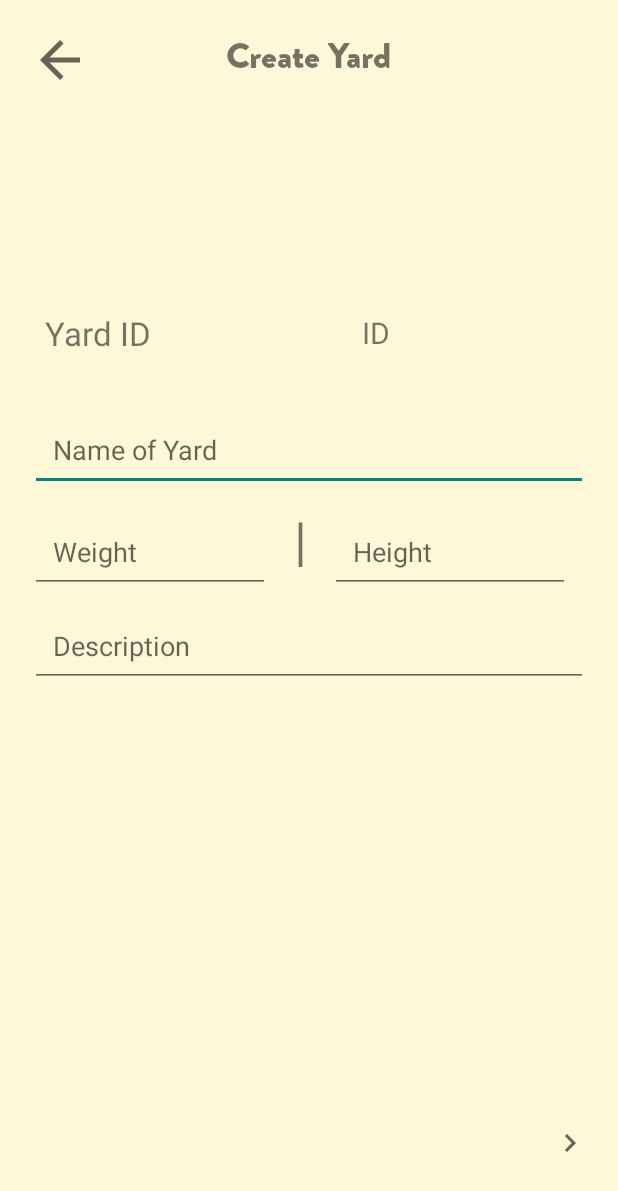
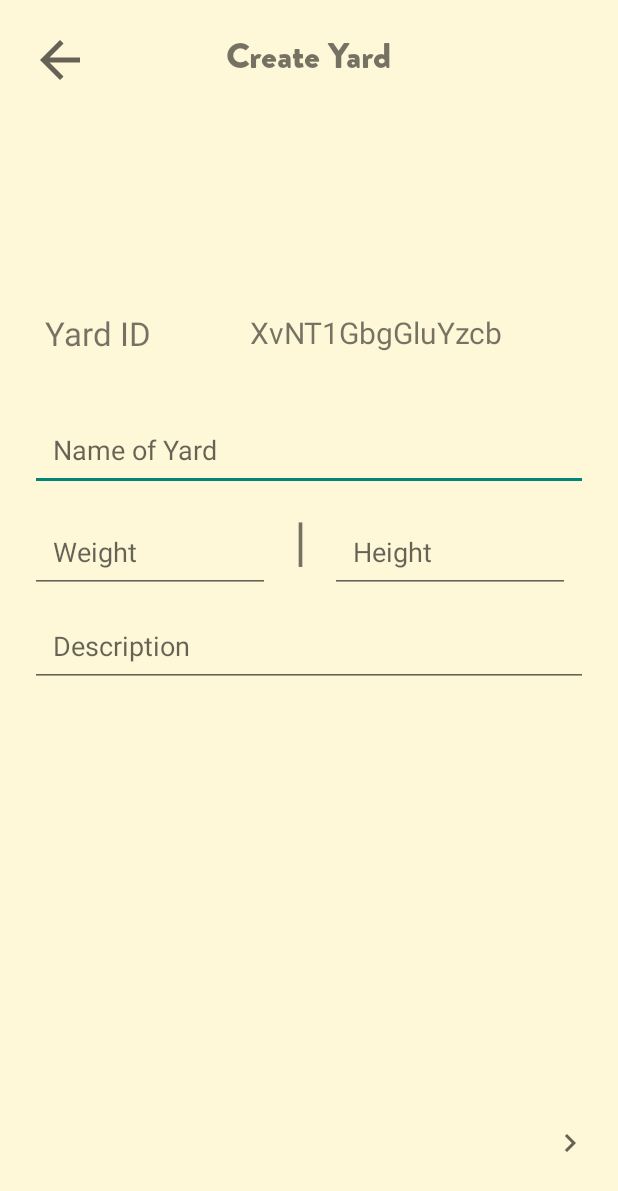
Before and after one commit to MrCodeFan/MobYardAndroid, an Android app: the screen it shows after launch once a user with an empty profile is signed in (CreateYardActivity), in the side drawer, after a tap on "Add Yard", on a phone screen of 412 x 824 dp. Shown: the top 1191 px of the screen. Run offline under Robolectric (Android 15) with nearby library versions, the phone set to English and light mode, and no system bars; our stand-ins replace Firebase (no records; nobody signed in at launch, a user with empty details on screens opened directly); libraries missing offline, so code that uses them is left out: com.rengwuxian.materialedittext; plain views replace MaterialEditText.

Commit message:
Some bug fix

```diff
--- a/app/src/main/java/com/example/mobyardandroid/user/UserDashboardActivity.java
+++ b/app/src/main/java/com/example/mobyardandroid/user/UserDashboardActivity.java
@@ -72,6 +72,8 @@ public class UserDashboardActivity extends AppCompatActivity
     // Animation
     Animation animationDisappear, animationAppear;
 
+    EditText searchEditText;
+
     @Override
     protected void onCreate(Bundle savedInstanceState) {
         super.onCreate(savedInstanceState);
@@ -87,8 +89,6 @@ public class UserDashboardActivity extends AppCompatActivity
         yardsData = new YardsData(this );
         // yardsList = yardsData.getListYards();
         yardsArrayList = yardsData.getArrayListYards();
-
-        settings = new Settings(this);
 
 
         // Hooks
@@ -111,14 +111,6 @@ public class UserDashboardActivity extends AppCompatActivity
         drawerLayout = findViewById(R.id.drawer_layout);
         navigationView = findViewById(R.id.nav_view);
 
-        // Changing the header menu ( Name and E-mail )
-        View headerView = navigationView.getHeaderView(0);
-        TextView nameText = headerView.findViewById(R.id.account_name);
-        TextView mailText = headerView.findViewById(R.id.account_mail);
-
-
-        nameText.setText(settings.getFirstLastName());
-        mailText.setText(settings.getMail());
 
         navigationDrawer();
 
@@ -144,7 +136,6 @@ public class UserDashboardActivity extends AppCompatActivity
             @Override
             public void onClick(View v) {
                 startSearch();
-
             }
         });
 
@@ -168,6 +159,7 @@ public class UserDashboardActivity extends AppCompatActivity
                 boolean successful = false;
                 int id = item.getItemId();
 
+
                 if (id == R.id.nav_home) {
                     successful = true;
                 } else if (id == R.id.nav_add) {
@@ -176,6 +168,9 @@ public class UserDashboardActivity extends AppCompatActivity
                             UserDashboardActivity.this,
                             CreateYardActivity.class
                     ));
+                } else if (id == R.id.nav_search) {
+                    successful = true;
+                    startSearch();
                 } else if (id == R.id.nav_profile) {
                     successful = true;
                     startActivity(new Intent(
@@ -219,8 +214,8 @@ public class UserDashboardActivity extends AppCompatActivity
         });
 
 
-        EditText et = findViewById(R.id.search_edit_text);
-        et.addTextChangedListener(new TextWatcher() {
+        searchEditText = findViewById(R.id.search_edit_text);
+        searchEditText.addTextChangedListener(new TextWatcher() {
             @Override
             public void beforeTextChanged(CharSequence s, int start, int count, int after) {
 
@@ -251,7 +246,7 @@ public class UserDashboardActivity extends AppCompatActivity
         RSY.setVisibility(View.VISIBLE);
         RSY.setClickable(true);
         RY.setVisibility(View.INVISIBLE);
-        RSY.setClickable(false);
+        RY.setClickable(false);
 
         recyclerYards = RSY;
     }
@@ -267,7 +262,7 @@ public class UserDashboardActivity extends AppCompatActivity
         RSY.setClickable(false);
 
         RY.setVisibility(View.VISIBLE);
-        RSY.setClickable(true);
+        RY.setClickable(true);
 
         recyclerYards = RY;
     }
@@ -339,10 +334,19 @@ public class UserDashboardActivity extends AppCompatActivity
                 MODE_PRIVATE
         );
 
+        settings = new Settings(this);
 
-        setRecyclerYard();
+        // Changing the header menu ( Name and E-mail )
+        View headerView = navigationView.getHeaderView(0);
+        TextView nameText = headerView.findViewById(R.id.account_name);
+        TextView mailText = headerView.findViewById(R.id.account_mail);
+
+
+        nameText.setText(settings.getFirstLastName());
+        mailText.setText(settings.getMail());
+
+        stopSearch();
         recyclerYards();
-        stopSearch();
 
     }
 
@@ -390,13 +394,14 @@ public class UserDashboardActivity extends AppCompatActivity
 
 
     private void startSearch(){
-        Toast.makeText(UserDashboardActivity.this, "Start search", Toast.LENGTH_SHORT);
         findViewById(R.id.search_edit_text).setVisibility(View.VISIBLE);
         findViewById(R.id.search_text).setVisibility(View.INVISIBLE);
         findViewById(R.id.cancel_icon).setVisibility(View.VISIBLE);
         findViewById(R.id.cancel_icon).setClickable(true);
         findViewById(R.id.search_icon).setClickable(true);
         findViewById(R.id.find_field).setClickable(false);
+
+        //findViewById(R.id.search_edit_text).addFocusables(new ArrayList<>(), );
 
         setSearchRecyclerYard();
 
@@ -413,7 +418,9 @@ public class UserDashboardActivity extends AppCompatActivity
     }
 
     private void stopSearch(){
-        findViewById(R.id.search_edit_text).setVisibility(View.INVISIBLE);
+        EditText editText = findViewById(R.id.search_edit_text);
+        editText.setVisibility(View.INVISIBLE);
+        editText.setText("");
         findViewById(R.id.search_text).setVisibility(View.VISIBLE);
 
         findViewById(R.id.cancel_icon).setVisibility(View.INVISIBLE);
--- a/app/src/main/java/com/example/mobyardandroid/utils/YardsData.java
+++ b/app/src/main/java/com/example/mobyardandroid/utils/YardsData.java
@@ -47,7 +47,7 @@ public class YardsData {
         for (int i = 0; i < 3; i++){
             Yards yards = new Yards();
             yards.exist = true;
-            yards.name = String.format("Yard №%d", i + 1 );
+            yards.name = String.format("Test Yard №%d", i + 1 );
             yards.id = tokens[i];
             yardsArrayList.add(yards);
         }
--- a/app/src/main/java/com/example/mobyardandroid/yard/CreateYardActivity.java
+++ b/app/src/main/java/com/example/mobyardandroid/yard/CreateYardActivity.java
@@ -8,6 +8,7 @@ import android.text.Layout;
 import android.view.View;
 import android.widget.Button;
 import android.widget.ImageView;
+import android.widget.TextView;
 
 import com.example.mobyardandroid.R;
 import com.example.mobyardandroid.user.UserDashboardActivity;
@@ -23,6 +24,7 @@ public class CreateYardActivity extends AppCompatActivity {
 
     RandomString randS;
 
+    TextView idText;
     MaterialEditText nameYard, weightYard, heightYard, descYard;
     String idYard;
 
@@ -35,8 +37,10 @@ public class CreateYardActivity extends AppCompatActivity {
 
         backIcon = findViewById(R.id.yard_create_back);
         yardCreate = findViewById(R.id.yard_create_btn);
+        idText = findViewById(R.id.yard_create_id);
 
 
+        yardsData = new YardsData(getBaseContext());
 
         backIcon.setOnClickListener(new View.OnClickListener() {
             @Override
@@ -56,14 +60,7 @@ public class CreateYardActivity extends AppCompatActivity {
                 heightYard = findViewById(R.id.yard_create_height);
                 descYard = findViewById(R.id.yard_create_desc);
 
-                idYard = randS.gen(15);
-                while ( yardsData.isIdTaken(idYard) ){
-                    idYard = randS.gen(15);
-                }
-
-                yardsData = new YardsData(getBaseContext());
                 Double.parseDouble( heightYard.getText().toString() );
-
 
                 String yardName = nameYard.getText().toString();
                 String yardDesc = descYard.getText().toString();
@@ -72,9 +69,9 @@ public class CreateYardActivity extends AppCompatActivity {
 
                 if (yardName.isEmpty()){
 
-                } else if (yardWeight < 0 || yardWeight > 200) {
+                } else if ( (yardWeight < 0) || (yardWeight > 200) ) {
 
-                } else if (yardHeight < 0 || yardHeight > 200) {
+                } else if ( (yardHeight < 0) || (yardHeight > 200) ) {
 
                 } else {
                     yardsData.add(
@@ -92,4 +89,16 @@ public class CreateYardActivity extends AppCompatActivity {
 
 
     }
+
+    @Override
+    protected void onStart() {
+        super.onStart();
+
+        idYard = randS.gen(15);
+        while ( yardsData.isIdTaken(idYard) ){
+            idYard = randS.gen(15);
+        }
+        idText.setText(idYard);
+
+    }
 }
```
